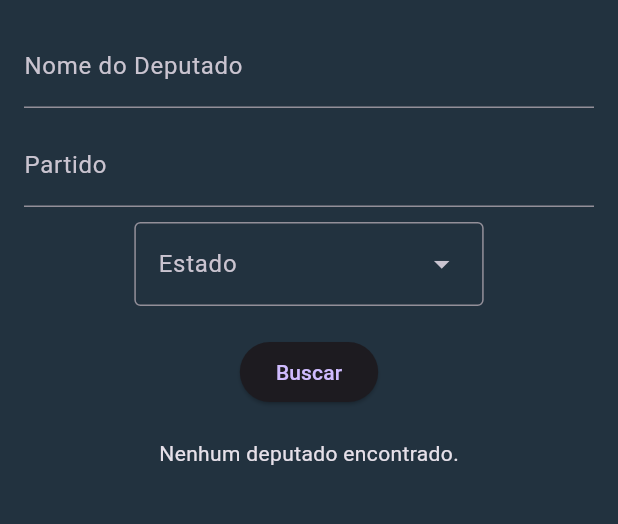
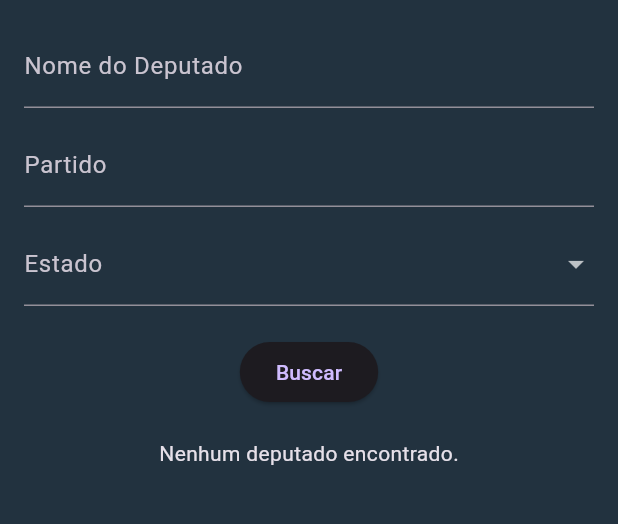
Before and after one commit to Giovana04/CamaraDeputados, a Flutter app: the BuscaDeputadosPage screen opened by its route, on a phone screen of 412 x 824 dp, the part 84-608 px from its top. Run offline on Flutter 3.47's test engine with Material 3 defaults, Android fonts, the phone set to English and light mode, and no system bars.

Commit message:
menu arrumado

```diff
--- a/camara_dos_deputados/lib/view/busca_deputados_page.dart
+++ b/camara_dos_deputados/lib/view/busca_deputados_page.dart
@@ -185,43 +185,48 @@ class _BuscaDeputadosPageState extends State<BuscaDeputadosPage> {
               decoration: InputDecoration(labelText: "Partido"),
             ),
             SizedBox(height: 10),
-            DropdownMenu(
-              controller: _estadoController,
-              initialSelection: null,
-              label: const Text('Estado'),
-              menuStyle: MenuStyle(
-                alignment: Alignment.center,
+            SizedBox(
+              width: double.infinity,
+              child: DropdownButtonFormField<String>(
+                value: _estadoController.text.isEmpty ? null : _estadoController.text,
+                decoration: const InputDecoration(labelText: 'Estado'),
+                isExpanded: true,
+                items: const [
+                  DropdownMenuItem(value: '', child: Text('Selecione um estado')),
+                  DropdownMenuItem(value: 'ac', child: Text('Acre')),
+                  DropdownMenuItem(value: 'al', child: Text('Alagoas')),
+                  DropdownMenuItem(value: 'ap', child: Text('Amapá')),
+                  DropdownMenuItem(value: 'am', child: Text('Amazonas')),
+                  DropdownMenuItem(value: 'ba', child: Text('Bahia')),
+                  DropdownMenuItem(value: 'ce', child: Text('Ceará')),
+                  DropdownMenuItem(value: 'df', child: Text('Distrito Federal')),
+                  DropdownMenuItem(value: 'es', child: Text('Espírito Santo')),
+                  DropdownMenuItem(value: 'go', child: Text('Goiás')),
+                  DropdownMenuItem(value: 'ma', child: Text('Maranhão')),
+                  DropdownMenuItem(value: 'mt', child: Text('Mato Grosso')),
+                  DropdownMenuItem(value: 'ms', child: Text('Mato Grosso do Sul')),
+                  DropdownMenuItem(value: 'mg', child: Text('Minas Gerais')),
+                  DropdownMenuItem(value: 'pa', child: Text('Pará')),
+                  DropdownMenuItem(value: 'pb', child: Text('Paraíba')),
+                  DropdownMenuItem(value: 'pr', child: Text('Paraná')),
+                  DropdownMenuItem(value: 'pe', child: Text('Pernambuco')),
+                  DropdownMenuItem(value: 'pi', child: Text('Piauí')),
+                  DropdownMenuItem(value: 'rj', child: Text('Rio de Janeiro')),
+                  DropdownMenuItem(value: 'rn', child: Text('Rio Grande do Norte')),
+                  DropdownMenuItem(value: 'rs', child: Text('Rio Grande do Sul')),
+                  DropdownMenuItem(value: 'ro', child: Text('Rondônia')),
+                  DropdownMenuItem(value: 'rr', child: Text('Roraima')),
+                  DropdownMenuItem(value: 'sc', child: Text('Santa Catarina')),
+                  DropdownMenuItem(value: 'sp', child: Text('São Paulo')),
+                  DropdownMenuItem(value: 'se', child: Text('Sergipe')),
+                  DropdownMenuItem(value: 'to', child: Text('Tocantins')),
+                ],
+                onChanged: (value) {
+                  setState(() {
+                    _estadoController.text = value ?? '';
+                  });
+                },
               ),
-              dropdownMenuEntries: const [
-                DropdownMenuEntry(value: '', label: 'Selecione um estado'),
-                DropdownMenuEntry(value: 'AC', label: 'Acre'),
-                DropdownMenuEntry(value: 'AL', label: 'Alagoas'),
-                DropdownMenuEntry(value: 'AP', label: 'Amapá'),
-                DropdownMenuEntry(value: 'AM', label: 'Amazonas'),
-                DropdownMenuEntry(value: 'BA', label: 'Bahia'),
-                DropdownMenuEntry(value: 'CE', label: 'Ceará'),
-                DropdownMenuEntry(value: 'DF', label: 'Distrito Federal'),
-                DropdownMenuEntry(value: 'ES', label: 'Espírito Santo'),
-                DropdownMenuEntry(value: 'GO', label: 'Goiás'),
-                DropdownMenuEntry(value: 'MA', label: 'Maranhão'),
-                DropdownMenuEntry(value: 'MT', label: 'Mato Grosso'),
-                DropdownMenuEntry(value: 'MS', label: 'Mato Grosso do Sul'),
-                DropdownMenuEntry(value: 'MG', label: 'Minas Gerais'),
-                DropdownMenuEntry(value: 'PA', label: 'Pará'),
-                DropdownMenuEntry(value: 'PB', label: 'Paraíba'),
-                DropdownMenuEntry(value: 'PR', label: 'Paraná'),
-                DropdownMenuEntry(value: 'PE', label: 'Pernambuco'),
-                DropdownMenuEntry(value: 'PI', label: 'Piauí'),
-                DropdownMenuEntry(value: 'RJ', label: 'Rio de Janeiro'),
-                DropdownMenuEntry(value: 'RN', label: 'Rio Grande do Norte'),
-                DropdownMenuEntry(value: 'RS', label: 'Rio Grande do Sul'),
-                DropdownMenuEntry(value: 'RO', label: 'Rondônia'),
-                DropdownMenuEntry(value: 'RR', label: 'Roraima'),
-                DropdownMenuEntry(value: 'SC', label: 'Santa Catarina'),
-                DropdownMenuEntry(value: 'SP', label: 'São Paulo'),
-                DropdownMenuEntry(value: 'SE', label: 'Sergipe'),
-                DropdownMenuEntry(value: 'TO', label: 'Tocantins'),
-              ],
             ),
             SizedBox(height: 20),
             ElevatedButton(onPressed: _buscaDeputados, child: Text("Buscar")),
```
